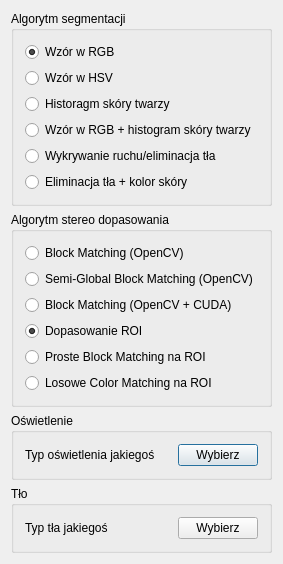
This is algorithmsdialog.ui in richardboo/modelling-hand-trajectory-3d as Qt 5 draws it before an edit. The edited form follows.
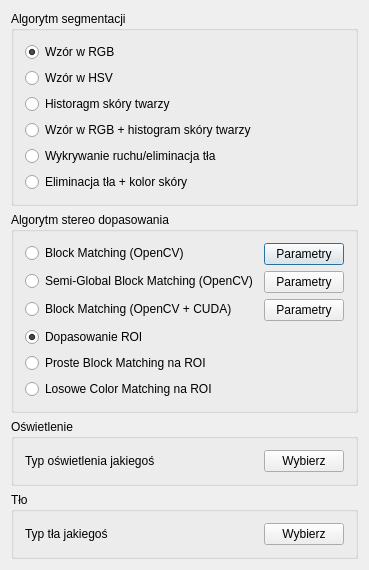
This is the edited form.

Diff of the .ui file:
```diff
--- a/algorithmsdialog.ui
+++ b/algorithmsdialog.ui
@@ -6,8 +6,8 @@
    <rect>
     <x>0</x>
     <y>0</y>
-    <width>253</width>
-    <height>478</height>
+    <width>320</width>
+    <height>496</height>
    </rect>
   </property>
   <property name="windowTitle">
@@ -73,29 +73,39 @@
      <property name="title">
       <string>Algorytm stereo dopasowania</string>
      </property>
-     <layout class="QVBoxLayout" name="verticalLayout_3">
-      <item>
+     <layout class="QFormLayout" name="formLayout">
+      <property name="fieldGrowthPolicy">
+       <enum>QFormLayout::AllNonFixedFieldsGrow</enum>
+      </property>
+      <item row="0" column="0">
        <widget class="QRadioButton" name="radioButtonStereo0">
         <property name="text">
          <string>Block Matching (OpenCV)</string>
         </property>
        </widget>
       </item>
-      <item>
+      <item row="0" column="1">
+       <widget class="QPushButton" name="bmParamsButton">
+        <property name="text">
+         <string>Parametry</string>
+        </property>
+       </widget>
+      </item>
+      <item row="1" column="0">
        <widget class="QRadioButton" name="radioButtonStereo1">
         <property name="text">
          <string>Semi-Global Block Matching (OpenCV)</string>
         </property>
        </widget>
       </item>
-      <item>
-       <widget class="QRadioButton" name="radioButtonStereo2">
+      <item row="1" column="1">
+       <widget class="QPushButton" name="sgbmParamsButton">
         <property name="text">
-         <string>Block Matching (OpenCV + CUDA)</string>
+         <string>Parametry</string>
         </property>
        </widget>
       </item>
-      <item>
+      <item row="3" column="0">
        <widget class="QRadioButton" name="radioButtonStereo3">
         <property name="text">
          <string>Dopasowanie ROI</string>
@@ -105,20 +115,34 @@
         </property>
        </widget>
       </item>
-      <item>
+      <item row="4" column="0">
        <widget class="QRadioButton" name="radioButtonStereo4">
         <property name="text">
          <string>Proste Block Matching na ROI</string>
         </property>
        </widget>
       </item>
-      <item>
+      <item row="5" column="0">
        <widget class="QRadioButton" name="radioButtonStereo5">
         <property name="text">
          <string>Losowe Color Matching na ROI</string>
         </property>
        </widget>
       </item>
+      <item row="2" column="0">
+       <widget class="QRadioButton" name="radioButtonStereo2">
+        <property name="text">
+         <string>Block Matching (OpenCV + CUDA)</string>
+        </property>
+       </widget>
+      </item>
+      <item row="2" column="1">
+       <widget class="QPushButton" name="cudaParamsButton">
+        <property name="text">
+         <string>Parametry</string>
+        </property>
+       </widget>
+      </item>
      </layout>
     </widget>
    </item>
```
